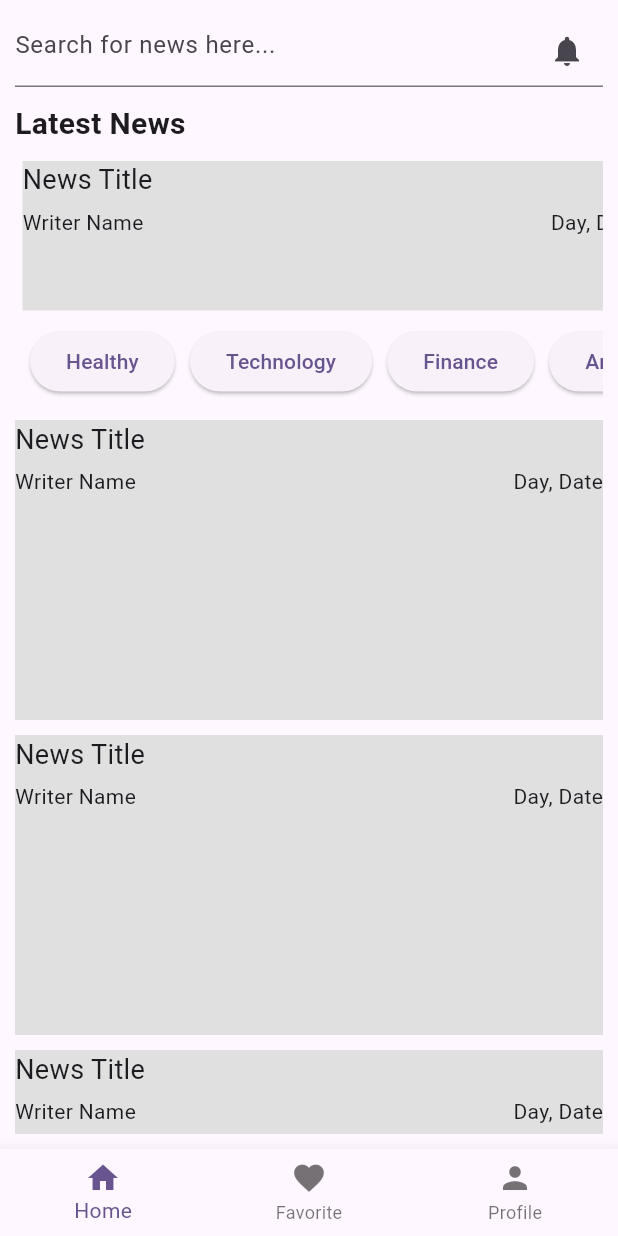
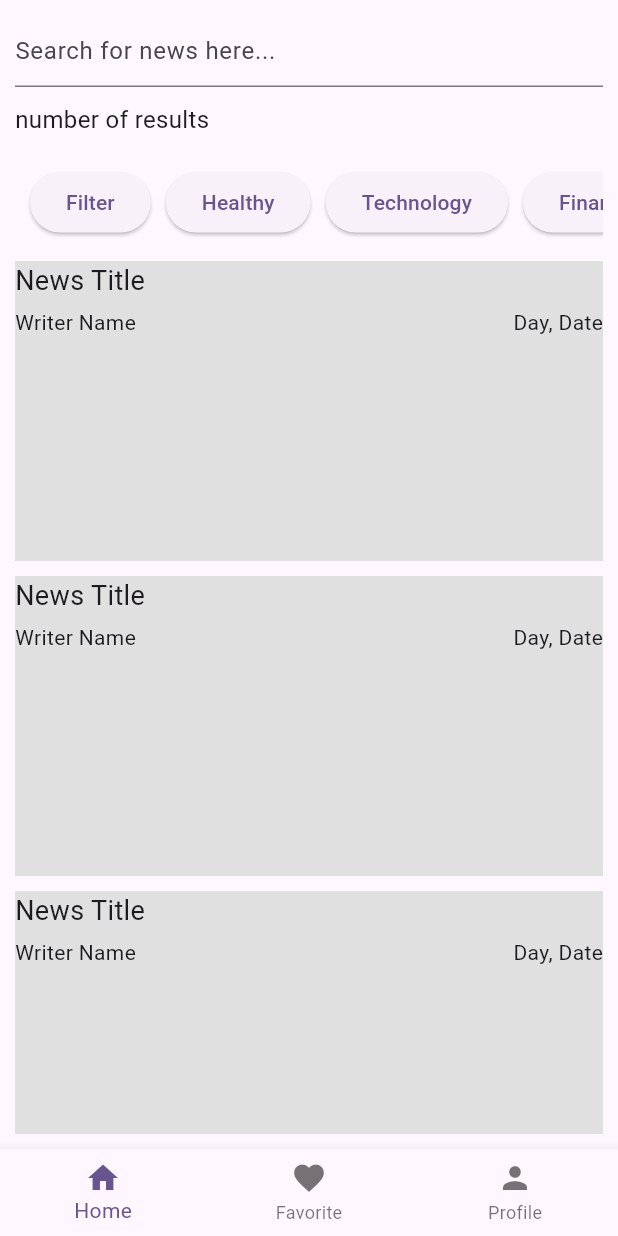
Before and after one commit to IbtisamAbdulaziz/news_app, a Flutter app: the screen it shows after launch, on a phone screen of 412 x 824 dp. Run offline on Flutter 3.47's test engine with Material 3 defaults, Android fonts, the phone set to English and light mode, and no system bars.

Commit message:
search_screen code is added

```diff
--- a/news_app/lib/main.dart
+++ b/news_app/lib/main.dart
@@ -1,5 +1,6 @@
 import 'package:flutter/material.dart';
 import 'package:news_app/screens/home_screen.dart';
+import 'package:news_app/screens/search_screen.dart';
 
 void main() {
   runApp(const MyApp());
@@ -18,7 +19,7 @@ class MyApp extends StatelessWidget {
         colorScheme: ColorScheme.fromSeed(seedColor: Colors.deepPurple),
         useMaterial3: true,
       ),
-      home: const HomeScreen(),
+      home: const SearchScreen(),
     );
   }
 }
--- a/news_app/lib/screens/search_screen.dart
+++ b/news_app/lib/screens/search_screen.dart
@@ -0,0 +1,151 @@
+import 'package:flutter/material.dart';
+
+class SearchScreen extends StatefulWidget {
+  const SearchScreen({super.key});
+
+  @override
+  State<SearchScreen> createState() => _SearchScreenState();
+}
+
+class _SearchScreenState extends State<SearchScreen> {
+  @override
+  Widget build(BuildContext context) {
+    return Scaffold(
+      body: Padding(
+        padding: EdgeInsets.all(10.0),
+        child: Column(
+          crossAxisAlignment: CrossAxisAlignment.start,
+          children: [
+            Row(
+              children: [
+                Expanded(
+                  child: TextField(
+                    decoration: InputDecoration(
+                      hintText: 'Search for news here...',
+                    ),
+                    onChanged: (value) {
+                      // Implement search functionality here
+                    },
+                  ),
+                ),
+              ],
+            ),
+            SizedBox(height: 10),
+            Text(
+              'number of results',
+              style: TextStyle(fontSize: 16),
+            ),
+            SizedBox(height: 10),
+            SizedBox(height: 10),
+            SingleChildScrollView(
+              scrollDirection: Axis.horizontal,
+              child: Row(
+                children: [
+                  SizedBox(width: 10),
+                  ElevatedButton(
+                    onPressed: () {
+                      // Add filter button onPressed action here
+                    },
+                    child: Text('Filter'),
+                  ),
+                  SizedBox(width: 10),
+                  ElevatedButton(
+                    onPressed: () {
+                      // Add Healthy category onPressed action here
+                    },
+                    child: Text('Healthy'),
+                  ),
+                  SizedBox(width: 10),
+                  ElevatedButton(
+                    onPressed: () {
+                      // Add Technology category onPressed action here
+                    },
+                    child: Text('Technology'),
+                  ),
+                  SizedBox(width: 10),
+                  ElevatedButton(
+                    onPressed: () {
+                      // Add Finance category onPressed action here
+                    },
+                    child: Text('Finance'),
+                  ),
+                  SizedBox(width: 10),
+                  ElevatedButton(
+                    onPressed: () {
+                      // Add Arts category onPressed action here
+                    },
+                    child: Text('Arts'),
+                  ),
+                  SizedBox(width: 10),
+                  ElevatedButton(
+                    onPressed: () {
+                      // Add Sports category onPressed action here
+                    },
+                    child: Text('Sports'),
+                  ),
+                  SizedBox(width: 10),
+                ],
+              ),
+            ),
+            SizedBox(height: 10),
+            Expanded(
+              child: ListView.builder(
+                itemCount: 10, // Assuming 10 news items
+                itemBuilder: (context, index) {
+                  // Replace PlaceholderWidget with your news item widget
+                  return Padding(
+                    padding: EdgeInsets.symmetric(vertical: 5.0),
+                    child: PlaceholderWidget(),
+                  );
+                },
+              ),
+            ),
+          ],
+        ),
+      ),
+      bottomNavigationBar: BottomNavigationBar(
+        items: [
+          BottomNavigationBarItem(
+            icon: Icon(Icons.home),
+            label: 'Home',
+          ),
+          BottomNavigationBarItem(
+            icon: Icon(Icons.favorite),
+            label: 'Favorite',
+          ),
+          BottomNavigationBarItem(
+            icon: Icon(Icons.person),
+            label: 'Profile',
+          ),
+        ],
+      ),
+    );
+  }
+}
+
+// PlaceholderWidget is a temporary widget for demonstration purposes
+class PlaceholderWidget extends StatelessWidget {
+  @override
+  Widget build(BuildContext context) {
+    return Container(
+      width: MediaQuery.of(context).size.width,
+      height: 200,
+      color: Colors.grey[300],
+      child: Column(
+        crossAxisAlignment: CrossAxisAlignment.start,
+        children: [
+          // Replace these placeholders with your news photo, title, writer name, and date
+          Text('News Title', style: TextStyle(fontSize: 18)),
+          SizedBox(height: 5),
+          Row(
+            mainAxisAlignment: MainAxisAlignment.spaceBetween,
+            children: [
+              Text('Writer Name'),
+              Text('Day, Date'),
+            ],
+          ),
+        ],
+      ),
+    );
+  }
+}
```
